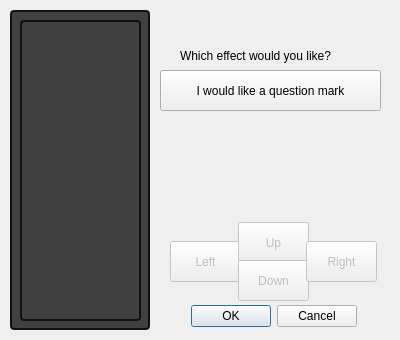
Qt form Tower_of_Lights_Editor_V3/shapeeffectdialog.ui (ThereIsNoEscape/cs383project) before a commit.
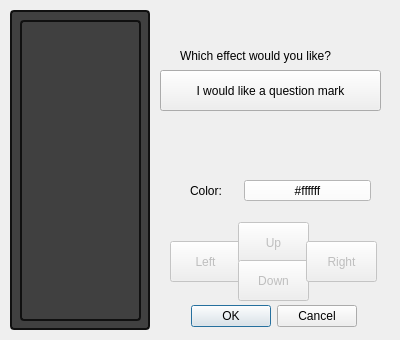
The same form after that commit.

What changed in the file:
```diff
--- a/Tower_of_Lights_Editor_V3/shapeeffectdialog.ui
+++ b/Tower_of_Lights_Editor_V3/shapeeffectdialog.ui
@@ -173,6 +173,35 @@
     <string>I would like a question mark</string>
    </property>
   </widget>
+  <widget class="QLabel" name="label_2">
+   <property name="geometry">
+    <rect>
+     <x>190</x>
+     <y>180</y>
+     <width>59</width>
+     <height>21</height>
+    </rect>
+   </property>
+   <property name="text">
+    <string>Color:</string>
+   </property>
+  </widget>
+  <widget class="QPushButton" name="pushButton_color">
+   <property name="geometry">
+    <rect>
+     <x>244</x>
+     <y>180</y>
+     <width>127</width>
+     <height>21</height>
+    </rect>
+   </property>
+   <property name="styleSheet">
+    <string notr="true">background-color: #ffffff</string>
+   </property>
+   <property name="text">
+    <string>#ffffff</string>
+   </property>
+  </widget>
  </widget>
  <resources/>
  <connections>
```
